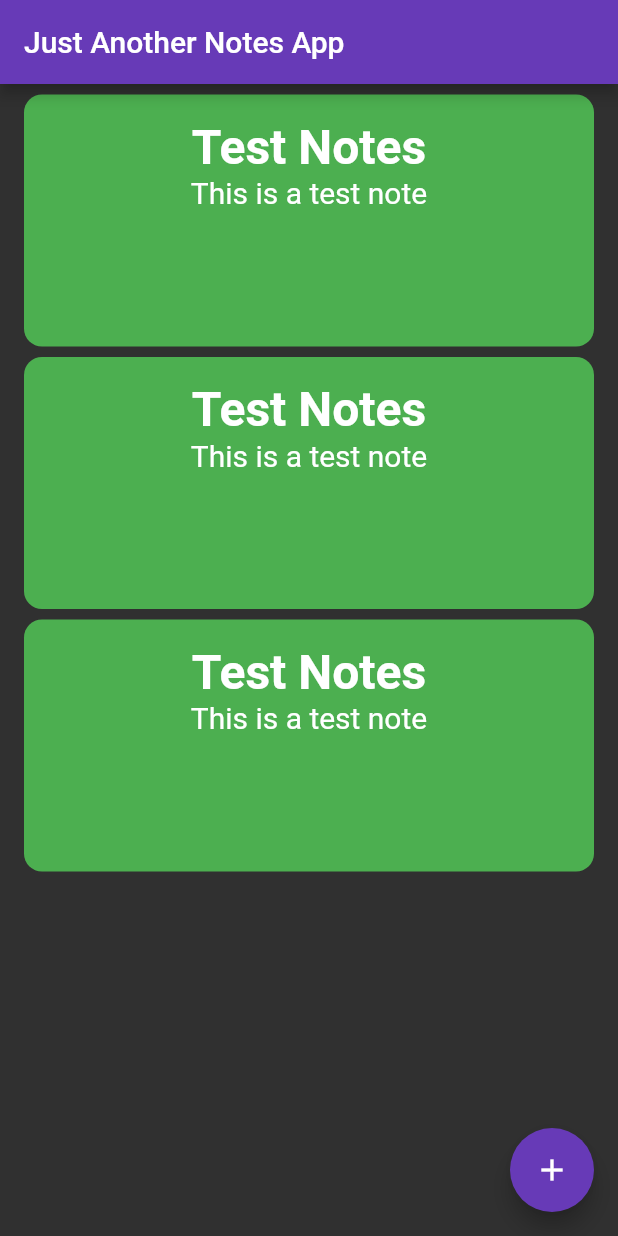
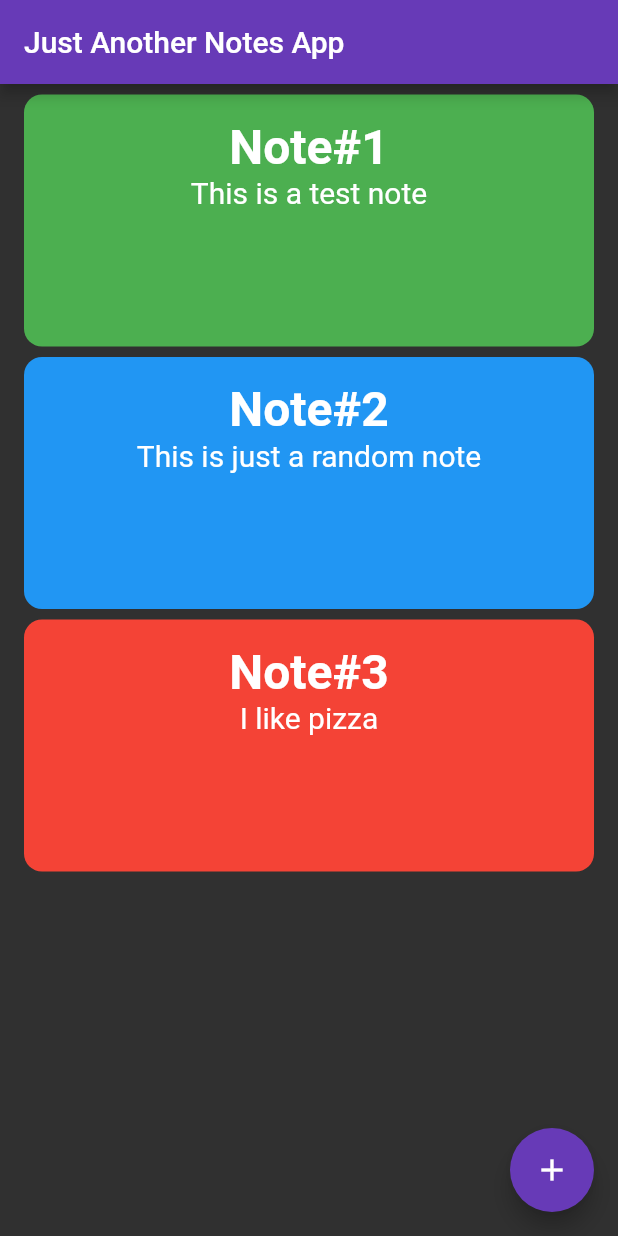
Before and after one commit to JonaVDM/flutterNotes, a Flutter app: the screen it shows after launch, on a phone screen of 412 x 824 dp. Run offline on Flutter 3.47's test engine with Material 2 defaults, Android fonts, the phone set to English and light mode, and no system bars.

Commit message:
New note

```diff
--- a/lib/models/note.dart
+++ b/lib/models/note.dart
@@ -12,8 +12,20 @@ class Note {
 final List<Note> notes = [
   Note(
     1,
-    'Test Notes',
+    'Note#1',
     'This is a test note',
     Colors.green
   ),
+  Note(
+    2,
+    'Note#2',
+    'This is just a random note',
+    Colors.blue
+  ),
+  Note(
+    3,
+    'Note#3',
+    'I like pizza',
+    Colors.red
+  ),
 ];
--- a/lib/ui/home/home_page.dart
+++ b/lib/ui/home/home_page.dart
@@ -1,6 +1,6 @@
 import 'package:flutter/material.dart';
 import 'package:notes_app/ui/home/notes_view_widget.dart';
-import 'package:notes_app/ui/new/new_note_widget.dart';
+import 'package:notes_app/ui/home/new_note.dart';
 
 class HomePage extends StatefulWidget {
   @override
@@ -8,12 +8,8 @@ class HomePage extends StatefulWidget {
 }
 
 class HomePageState extends State<HomePage> {
-  void _newNote() {
-    Navigator.push(context, MaterialPageRoute<void>(
-      builder: (BuildContext context) {
-        return NewNoteWidget();
-      }
-    ));
+  void _reload() {
+    setState((){});
   }
 
   @override
@@ -22,11 +18,7 @@ class HomePageState extends State<HomePage> {
       appBar: AppBar(
         title: Text('Just Another Notes App'),
       ),
-      floatingActionButton: FloatingActionButton(
-        onPressed: _newNote,
-        tooltip: 'New note',
-        child: Icon(Icons.add),
-      ),
+      floatingActionButton: NewNote(_reload),
       body: NotesViewWidget(),
     );
   }
--- /dev/null
+++ b/lib/ui/home/new_note.dart
@@ -0,0 +1,27 @@
+import 'package:flutter/material.dart';
+import 'package:notes_app/ui/new/new_note_widget.dart';
+
+class NewNote extends StatefulWidget {
+  final VoidCallback callback;
+
+  NewNote(this.callback);
+
+  @override
+  _NewNoteState createState() => _NewNoteState();
+}
+
+class _NewNoteState extends State<NewNote> {
+  @override
+  Widget build(BuildContext context) {
+    return FloatingActionButton(
+      child: Icon(Icons.add),
+      onPressed: () {
+        Navigator.push(context, MaterialPageRoute<void>(
+          builder: (BuildContext context) {
+            return NewNoteWidget(widget.callback);
+          },
+        ));
+      },
+    );
+  }
+}
--- a/lib/ui/home/notes_view_widget.dart
+++ b/lib/ui/home/notes_view_widget.dart
@@ -5,13 +5,8 @@ import 'package:notes_app/models/note.dart';
 class NotesViewWidget extends StatelessWidget {
   @override
   Widget build(BuildContext context) {
-
     return Column(
-      children: <Widget>[
-        NoteWidget(notes[0]),
-        NoteWidget(notes[0]),
-        NoteWidget(notes[0]),
-      ],
+      children: notes.map((_note) => NoteWidget(_note)).toList(),
     );
   }
 }
```
Also changed, not shown: lib/ui/new/new_note_widget.dart (+42 -30 lines).
